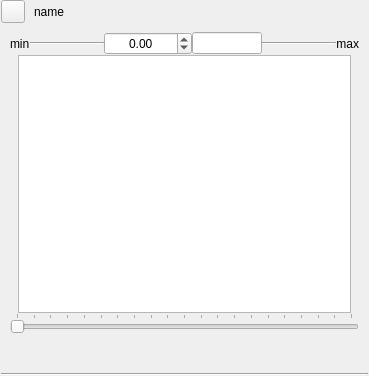
First picture: the form in qtfuzzylite/ui/Viewer.ui, repository fuzzylite/fuzzylite, before the edit.
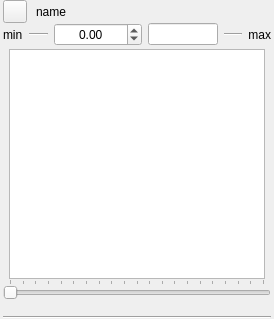
Second picture: the form after the edit. Icons and pictures are not drawn.

Commit message: Viewer and Control ready, but still work to be done about the layouts

The edit to the form file:
```diff
--- a/qtfuzzylite/ui/Viewer.ui
+++ b/qtfuzzylite/ui/Viewer.ui
@@ -6,12 +6,12 @@
    <rect>
     <x>0</x>
     <y>0</y>
-    <width>369</width>
-    <height>376</height>
+    <width>274</width>
+    <height>319</height>
    </rect>
   </property>
   <property name="sizePolicy">
-   <sizepolicy hsizetype="MinimumExpanding" vsizetype="Minimum">
+   <sizepolicy hsizetype="Expanding" vsizetype="Expanding">
     <horstretch>0</horstretch>
     <verstretch>0</verstretch>
    </sizepolicy>
@@ -19,18 +19,18 @@
   <property name="windowTitle">
    <string>Viewer</string>
   </property>
-  <layout class="QVBoxLayout" name="verticalLayout_2">
+  <layout class="QVBoxLayout" name="mainLayout">
    <property name="spacing">
     <number>0</number>
    </property>
    <property name="leftMargin">
-    <number>1</number>
+    <number>3</number>
    </property>
    <property name="topMargin">
     <number>0</number>
    </property>
    <property name="rightMargin">
-    <number>1</number>
+    <number>3</number>
    </property>
    <property name="bottomMargin">
     <number>0</number>
@@ -89,14 +89,9 @@
     </layout>
    </item>
    <item>
-    <widget class="QWidget" name="mainWidget" native="true">
-     <layout class="QVBoxLayout" name="mainLayout">
-      <property name="spacing">
-       <number>0</number>
-      </property>
-      <item>
-       <layout class="QHBoxLayout" name="horizontalLayout_7">
-        <property name="bottomMargin">
+    <widget class="QWidget" name="wdg_minmax" native="true">
+     <layout class="QHBoxLayout" name="horizontalLayout_2">
+      <property name="margin">
          <number>0</number>
         </property>
         <item>
@@ -187,22 +182,33 @@
          </widget>
         </item>
        </layout>
+    </widget>
       </item>
       <item>
+    <widget class="QWidget" name="wdg_canvas" native="true">
+     <property name="sizePolicy">
+      <sizepolicy hsizetype="MinimumExpanding" vsizetype="Expanding">
+       <horstretch>0</horstretch>
+       <verstretch>0</verstretch>
+      </sizepolicy>
+     </property>
        <layout class="QHBoxLayout" name="lyt_canvas">
         <property name="leftMargin">
-         <number>8</number>
+       <number>6</number>
         </property>
         <property name="topMargin">
-         <number>0</number>
+       <number>3</number>
         </property>
         <property name="rightMargin">
-         <number>8</number>
+       <number>6</number>
+      </property>
+      <property name="bottomMargin">
+       <number>0</number>
         </property>
         <item>
          <widget class="QGraphicsView" name="canvas">
           <property name="sizePolicy">
-           <sizepolicy hsizetype="MinimumExpanding" vsizetype="MinimumExpanding">
+         <sizepolicy hsizetype="MinimumExpanding" vsizetype="Expanding">
             <horstretch>0</horstretch>
             <verstretch>0</verstretch>
            </sizepolicy>
@@ -225,14 +231,15 @@
          </widget>
         </item>
        </layout>
+    </widget>
       </item>
       <item>
        <widget class="QSlider" name="sld_x">
         <property name="cursor">
          <cursorShape>OpenHandCursor</cursorShape>
         </property>
-        <property name="styleSheet">
-         <string notr="true"/>
+     <property name="focusPolicy">
+      <enum>Qt::StrongFocus</enum>
         </property>
         <property name="maximum">
          <number>1000</number>
@@ -270,41 +277,20 @@
        </widget>
       </item>
       <item>
-       <layout class="QVBoxLayout" name="verticalLayout_3">
-        <property name="spacing">
+    <widget class="QWidget" name="wdg_out" native="true">
+     <layout class="QHBoxLayout" name="horizontalLayout_4">
+      <property name="leftMargin">
+       <number>0</number>
+      </property>
+      <property name="topMargin">
+       <number>0</number>
+      </property>
+      <property name="rightMargin">
          <number>0</number>
         </property>
         <property name="bottomMargin">
          <number>3</number>
         </property>
-        <item>
-         <widget class="QLabel" name="lbl_fuzzy">
-          <property name="sizePolicy">
-           <sizepolicy hsizetype="Ignored" vsizetype="Maximum">
-            <horstretch>0</horstretch>
-            <verstretch>0</verstretch>
-           </sizepolicy>
-          </property>
-          <property name="text">
-           <string/>
-          </property>
-          <property name="textFormat">
-           <enum>Qt::RichText</enum>
-          </property>
-          <property name="scaledContents">
-           <bool>true</bool>
-          </property>
-          <property name="alignment">
-           <set>Qt::AlignCenter</set>
-          </property>
-          <property name="wordWrap">
-           <bool>true</bool>
-          </property>
-          <property name="textInteractionFlags">
-           <set>Qt::LinksAccessibleByMouse|Qt::TextSelectableByMouse</set>
-          </property>
-         </widget>
-        </item>
         <item>
          <widget class="QLabel" name="lbl_fuzzy_out">
           <property name="sizePolicy">
@@ -333,7 +319,33 @@
           </property>
          </widget>
         </item>
-       </layout>
+      <item>
+       <widget class="QLabel" name="lbl_fuzzy">
+        <property name="sizePolicy">
+         <sizepolicy hsizetype="Ignored" vsizetype="Maximum">
+          <horstretch>0</horstretch>
+          <verstretch>0</verstretch>
+         </sizepolicy>
+        </property>
+        <property name="text">
+         <string/>
+        </property>
+        <property name="textFormat">
+         <enum>Qt::RichText</enum>
+        </property>
+        <property name="scaledContents">
+         <bool>true</bool>
+        </property>
+        <property name="alignment">
+         <set>Qt::AlignCenter</set>
+        </property>
+        <property name="wordWrap">
+         <bool>true</bool>
+        </property>
+        <property name="textInteractionFlags">
+         <set>Qt::LinksAccessibleByMouse|Qt::TextSelectableByMouse</set>
+        </property>
+       </widget>
       </item>
      </layout>
     </widget>
@@ -345,6 +357,22 @@
      </property>
     </widget>
    </item>
+   <item>
+    <spacer name="verticalSpacer">
+     <property name="orientation">
+      <enum>Qt::Vertical</enum>
+     </property>
+     <property name="sizeType">
+      <enum>QSizePolicy::Minimum</enum>
+     </property>
+     <property name="sizeHint" stdset="0">
+      <size>
+       <width>0</width>
+       <height>0</height>
+      </size>
+     </property>
+    </spacer>
+   </item>
   </layout>
  </widget>
  <resources>
```
Left out of the diff: 2 changed lines with no effect on the pictures. Lines whose indentation alone changed are shown as unchanged. The commit also changes 11 other files.
